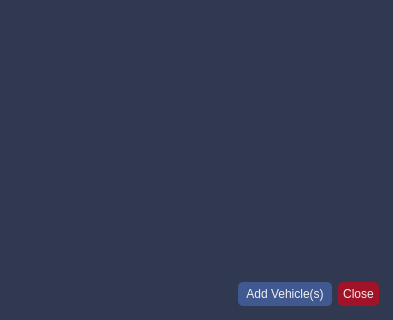
CSUN-SERL/lcar-bot, file src/rqt_gcs/resources/VehicleInitWidget.ui: the form before one commit; both pictures show x 0 to 393 and y 230 to 550 of the 393 by 550 pixel window.
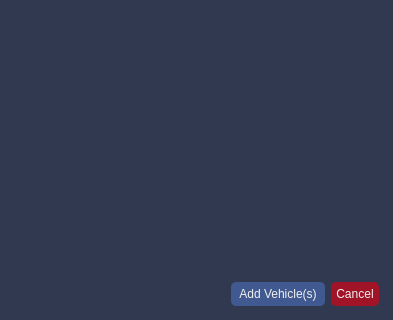
The form after the commit.

The edit to the form file:
```diff
--- a/src/rqt_gcs/resources/VehicleInitWidget.ui
+++ b/src/rqt_gcs/resources/VehicleInitWidget.ui
@@ -161,7 +161,7 @@
 </string>
        </property>
        <property name="text">
-        <string>Close</string>
+        <string>Cancel</string>
        </property>
       </widget>
      </item>
```
